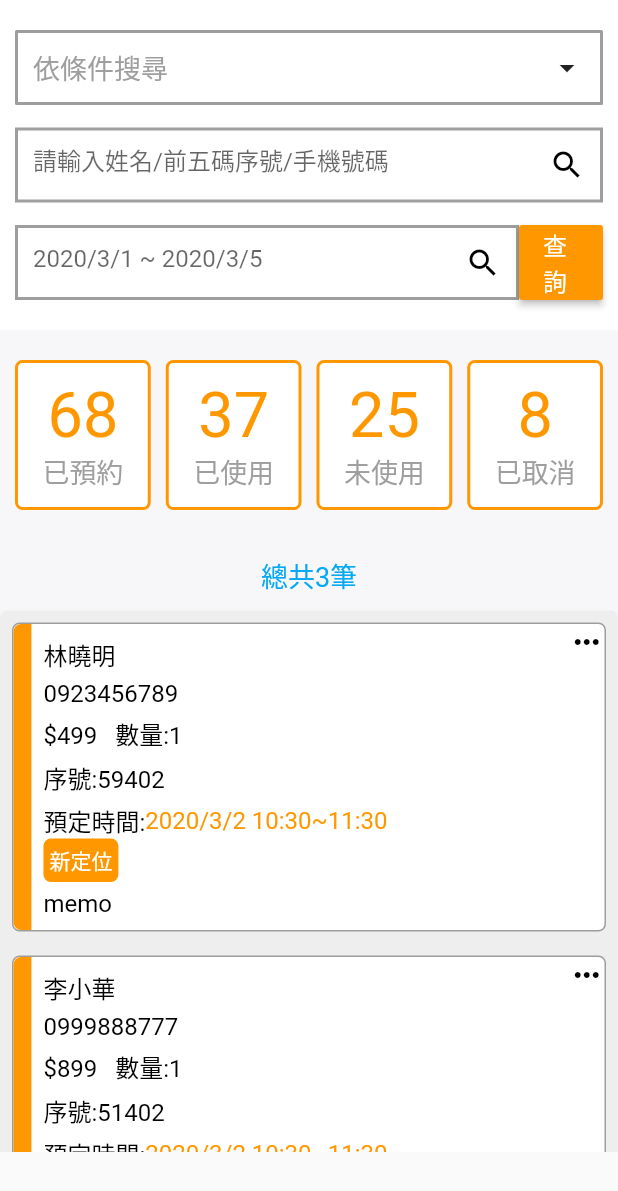
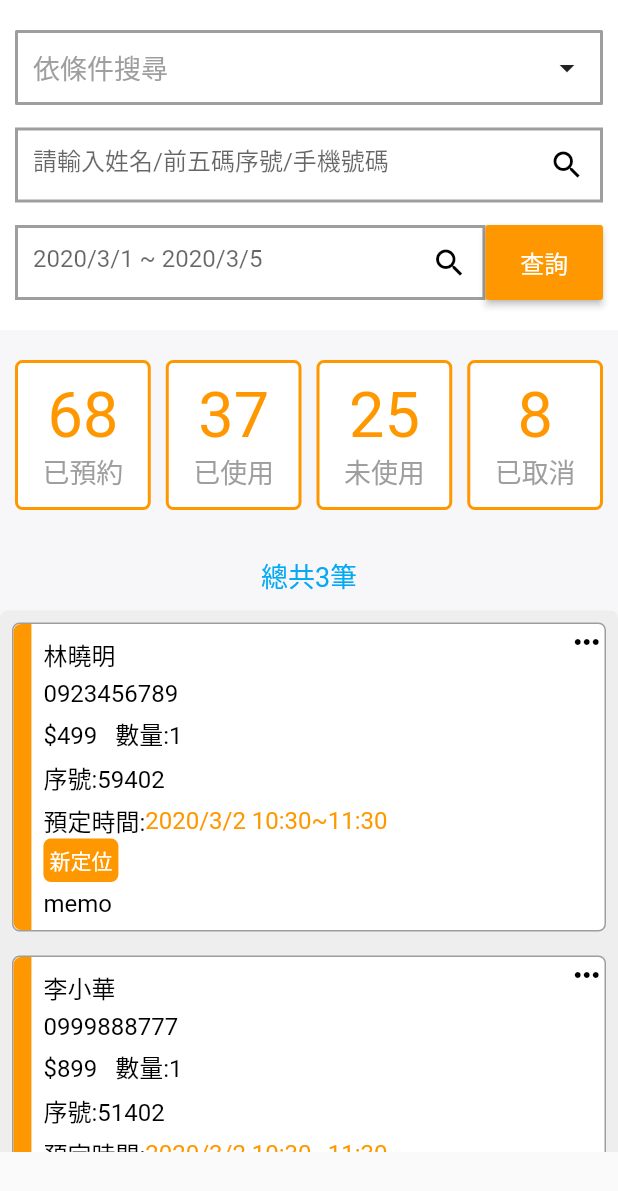
Before and after one commit to WarrenLin/FlutterGomajiStoreWeb, a Flutter app: the RecordMobile widget shown alone on an empty page, opened directly, on a phone screen of 412 x 824 dp. Shown: the top 1191 px of the screen. Run offline on Flutter 3.47's test engine with Material 2 defaults, Android fonts, the light colour scheme and no system bars; our stand-ins replace responsive_builder, table_calendar.

Commit message:
Fix flex weight.

```diff
--- a/lib/views/record/record_mobile.dart
+++ b/lib/views/record/record_mobile.dart
@@ -34,7 +34,7 @@ class RecordMobile extends StatelessWidget {
                     Row(
                       children: <Widget>[
                         Expanded(
-                          flex: 6,
+                          flex: 4,
                           child: Container(
                             height: 50,
                             child: TextField(
```
